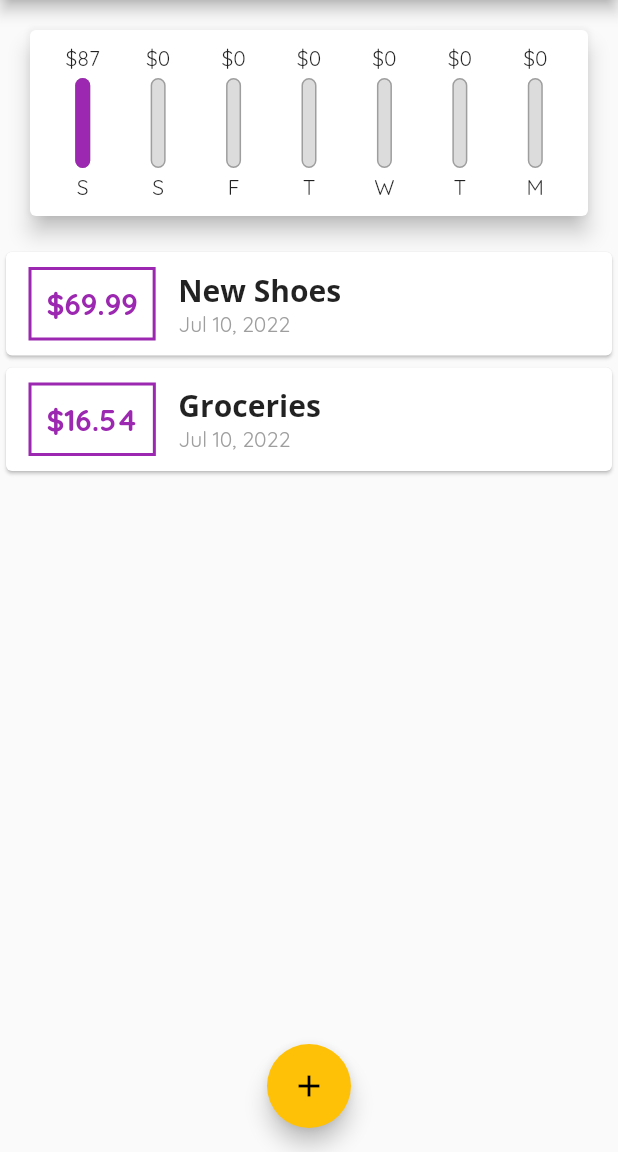
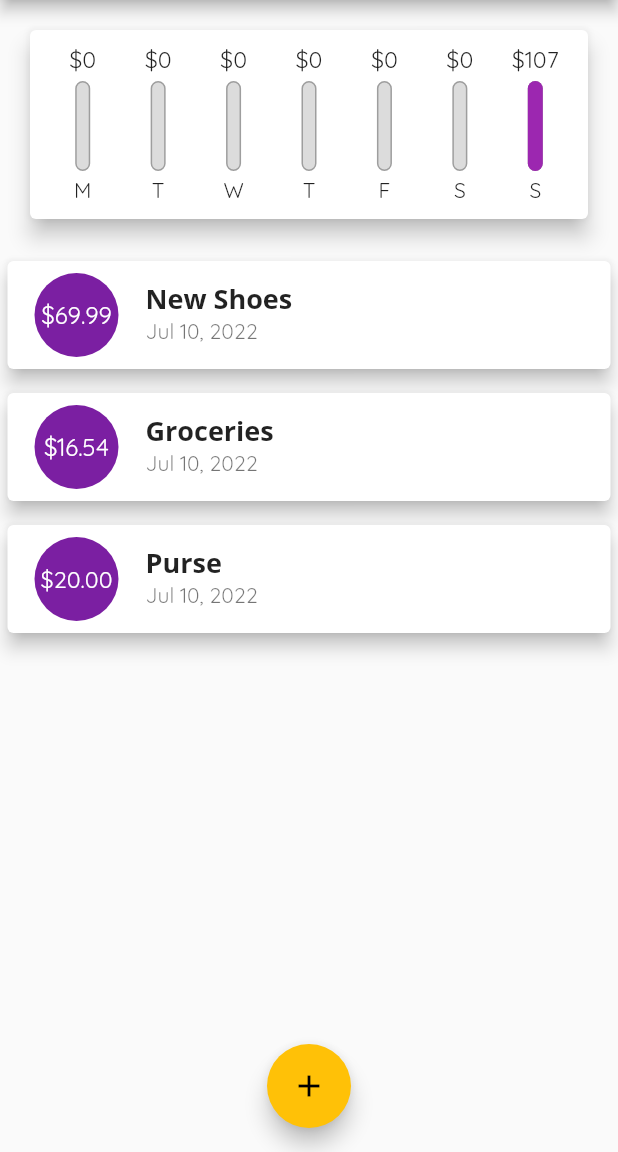
Before and after one commit to ReshmiCode/Learning-Flutter, a Flutter app: the screen it shows after launch, on a phone screen of 412 x 824 dp, the part 84-1236 px from its top. Run offline on Flutter 3.47's test engine with Material 2 defaults, Android fonts, the phone set to English and light mode, and no system bars.

Commit message:
style the list elements

```diff
--- a/expense_app/lib/main.dart
+++ b/expense_app/lib/main.dart
@@ -44,7 +44,8 @@ class _MyHomePageState extends State<MyHomePage> {
     Transaction(
         id: 't1', title: 'New Shoes', amount: 69.99, date: DateTime.now()),
     Transaction(
-        id: 't2', title: 'Groceries', amount: 16.54, date: DateTime.now())
+        id: 't2', title: 'Groceries', amount: 16.54, date: DateTime.now()),
+    Transaction(id: 't3', title: 'Purse', amount: 20.00, date: DateTime.now())
   ];
 
   List<Transaction> get _recentTransactions {
--- a/expense_app/lib/widgets/chart.dart
+++ b/expense_app/lib/widgets/chart.dart
@@ -23,7 +23,7 @@ class Chart extends StatelessWidget {
         'day': DateFormat.E().format(weekDay).substring(0, 1),
         'amount': totalSum
       };
-    });
+    }).reversed.toList();
   }
 
   double get totalSpending {
--- a/expense_app/lib/widgets/chart_bar.dart
+++ b/expense_app/lib/widgets/chart_bar.dart
@@ -10,7 +10,11 @@ class ChartBar extends StatelessWidget {
   @override
   Widget build(BuildContext context) {
     return Column(children: [
-      FittedBox(child: Text("\$${spendingAmount.toStringAsFixed(0)}")),
+      Container(
+          height:
+              20, // keeps the bars and date text aligned when this label adjusts
+          child:
+              FittedBox(child: Text("\$${spendingAmount.toStringAsFixed(0)}"))),
       SizedBox(height: 4),
       Container(
           height: 60,
--- a/expense_app/lib/widgets/transaction_list.dart
+++ b/expense_app/lib/widgets/transaction_list.dart
@@ -31,34 +31,25 @@ class TransactionList extends StatelessWidget {
             )
           : ListView.builder(
               itemBuilder: (ctx, index) => Card(
-                  child: Row(
-                children: [
-                  Container(
-                      margin:
-                          EdgeInsets.symmetric(vertical: 10, horizontal: 15),
-                      decoration: BoxDecoration(
-                          border: Border.all(
-                        color: Theme.of(context).primaryColor,
-                        width: 2,
-                      )),
-                      padding: EdgeInsets.all(10),
-                      child: Text(
-                          "\$${transactions[index].amount.toStringAsFixed(2)}",
-                          style: TextStyle(
-                              fontWeight: FontWeight.bold,
-                              color: Theme.of(context).primaryColor,
-                              fontSize: 20))),
-                  Column(
-                    crossAxisAlignment: CrossAxisAlignment.start,
-                    children: [
-                      Text(transactions[index].title,
-                          style: Theme.of(context).appBarTheme.titleTextStyle),
-                      Text(DateFormat.yMMMd().format(transactions[index].date),
-                          style: TextStyle(color: Colors.grey))
-                    ],
-                  )
-                ],
-              )),
+                margin: EdgeInsets.symmetric(vertical: 8, horizontal: 5),
+                elevation: 5,
+                child: ListTile(
+                  leading: CircleAvatar(
+                    radius: 30,
+                    child: Padding(
+                        padding: EdgeInsets.all(6),
+                        child: FittedBox(
+                            child: Text(
+                                '\$${transactions[index].amount.toStringAsFixed(2)}'))),
+                  ),
+                  title: Text(
+                    transactions[index].title,
+                    style: Theme.of(context).textTheme.headline6,
+                  ),
+                  subtitle:
+                      Text(DateFormat.yMMMd().format(transactions[index].date)),
+                ),
+              ),
               itemCount: transactions.length,
             ),
     );
```
